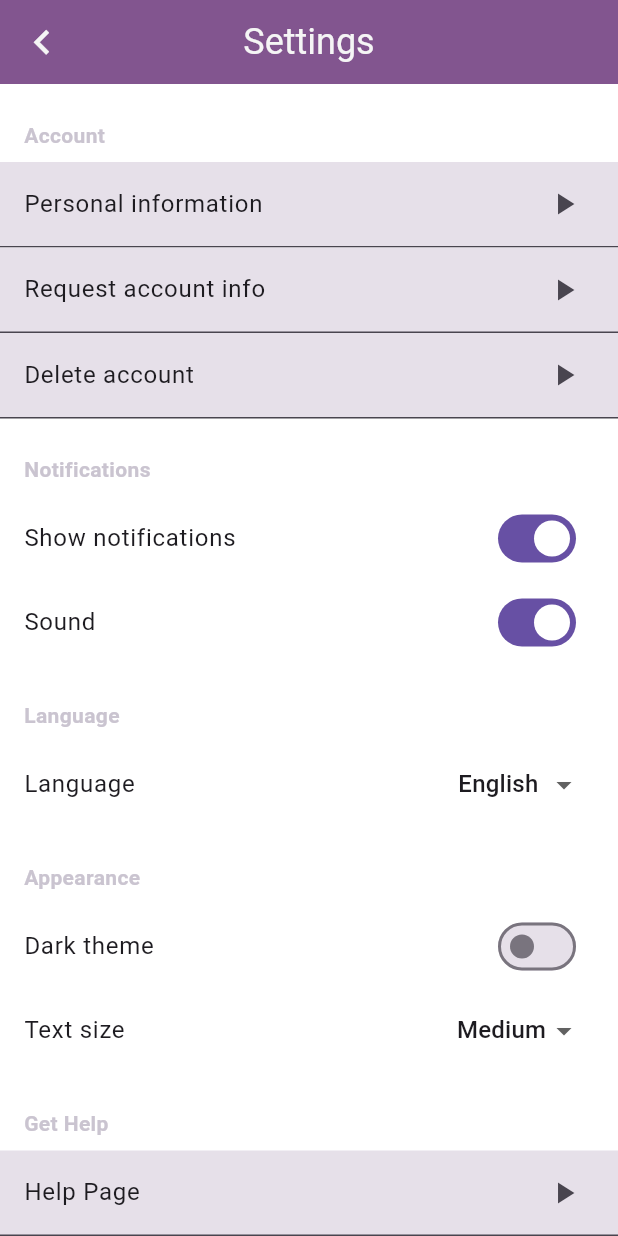
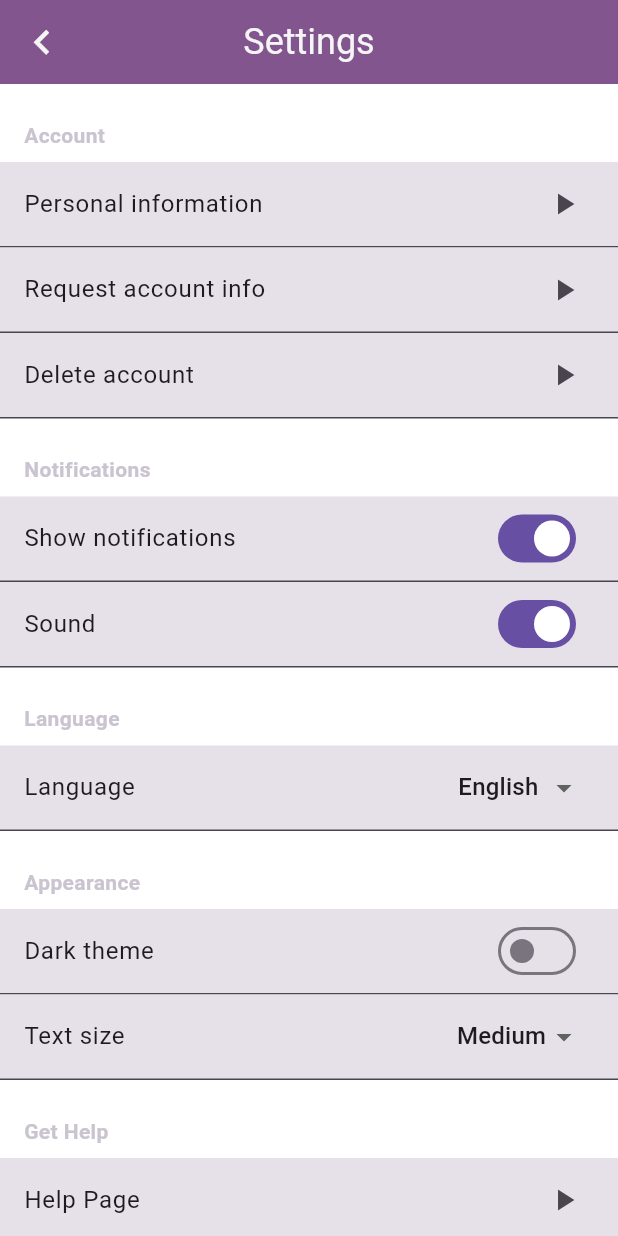
Before and after one commit to EmreUte/CS310-Project, a Flutter app: the SettingsPage screen opened by its route, on a phone screen of 412 x 824 dp. Run offline on Flutter 3.47's test engine with Material 3 defaults, Android fonts, the phone set to English and light mode, and no system bars; our stand-ins replace email_validator, google_fonts.

Commit message:
finalized settings page

```diff
--- a/lib/Settings/settings_page.dart
+++ b/lib/Settings/settings_page.dart
@@ -34,28 +34,22 @@ class SettingsPageState extends State<SettingsPage> {
         children: [
           // Account Section
           _sectionHeader('Account'),
-          _navTile('Personal information'),
-          _navTile('Request account info'),
-          _navTile('Delete account'),
+          _settingsTile('Personal information', Icon(Icons.play_arrow), () => Navigator.pushNamed(context, '/driver_information')),
+          _settingsTile('Request account info', Icon(Icons.play_arrow)),
+          _settingsTile('Delete account', Icon(Icons.play_arrow)),
 
           // Notifications
           _sectionHeader('Notifications'),
-          SwitchListTile(
-            title: Text('Show notifications'),
+          _settingsTile('Show notifications', Switch(
             value: _showNotifications,
-            onChanged: (v) => setState(() => _showNotifications = v),
-          ),
-          SwitchListTile(
-            title: Text('Sound'),
+            onChanged: (v) => setState(() => _showNotifications = v))),
+          _settingsTile('Sound', Switch(
               value: _sound,
-            onChanged: (v) => setState(() => _sound = v),
-          ),
+              onChanged: (v) => setState(() => _sound = v))),
 
           // Language
           _sectionHeader('Language'),
-          ListTile(
-            title: Text('Language'),
-            trailing: DropdownButton<String>(
+          _settingsTile('Language', DropdownButton<String>(
             value: _language,
             underline: SizedBox(),
             onChanged: (val) => setState(() => _language = val!),
@@ -65,19 +59,14 @@ class SettingsPageState extends State<SettingsPage> {
                   child: Text(lang),
                 ))
                 .toList(),
-            ),
-          ),
+          )),
 
           // Appearance
           _sectionHeader('Appearance'),
-          SwitchListTile(
-            title: Text('Dark theme'),
+          _settingsTile('Dark theme', Switch(
               value: _darkTheme,
-            onChanged: (v) => setState(() => _darkTheme = v),
-          ),
-          ListTile(
-            title: Text('Text size'),
-            trailing: DropdownButton<String>(
+              onChanged: (v) => setState(() => _darkTheme = v))),
+          _settingsTile('Text size', DropdownButton<String>(
             value: _textSize,
             underline: SizedBox(),
             onChanged: (val) => setState(() => _textSize = val!),
@@ -87,15 +76,14 @@ class SettingsPageState extends State<SettingsPage> {
               child: Text(size),
             ))
                 .toList(),
-            ),
-          ),
+          )),
 
           // Help & Share
           _sectionHeader('Get Help'),
-          _navTile('Help Page'),
+          _settingsTile('Help Page', Icon(Icons.play_arrow), () => Navigator.pushNamed(context, '/help_page')),
           _sectionHeader('Share and rate'),
-          _navTile('Share the app'),
-          _navTile('Rate the app'),
+          _settingsTile('Share the app', Icon(Icons.play_arrow)),
+          _settingsTile('Rate the app', Icon(Icons.play_arrow)),
 
           // Log out button
           Padding(
@@ -141,7 +129,11 @@ class SettingsPageState extends State<SettingsPage> {
     );
   }
 
-  Widget _navTile(String title, [Function()? onTap]) {
+  Widget _settingsTile (
+    String title,
+    [Widget? trailing,
+    Function()? onTap,]
+  ) {
     return Container(
       decoration: BoxDecoration(
         color: Color(0xFFE6E0E9),
@@ -159,11 +151,11 @@ class SettingsPageState extends State<SettingsPage> {
             color: Color(0xFF1D1B20),
             fontWeight: FontWeight.w400,
             fontSize: 16,
-          )
           ),
-        trailing: Icon(Icons.play_arrow),
+        ),
+        trailing: trailing,
         onTap: onTap,
-      )
+      ),
     );
   }
 }
```
Lines whose indentation alone changed are shown as unchanged.
